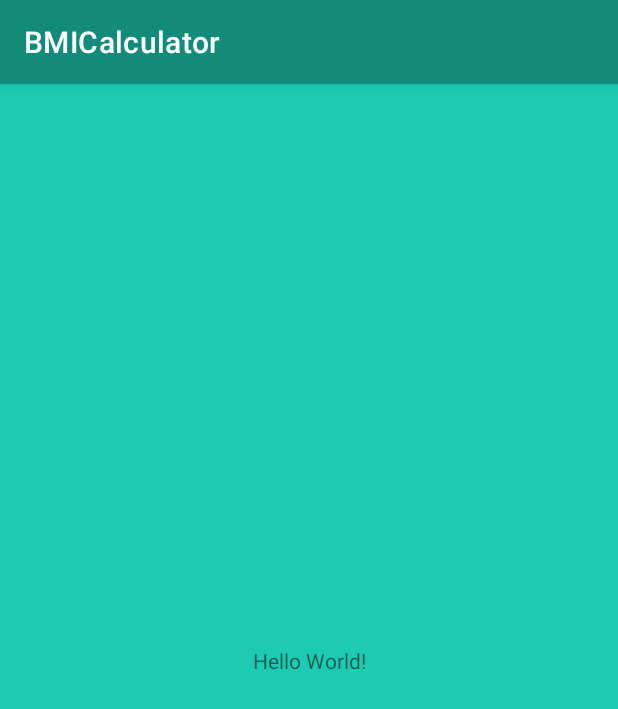
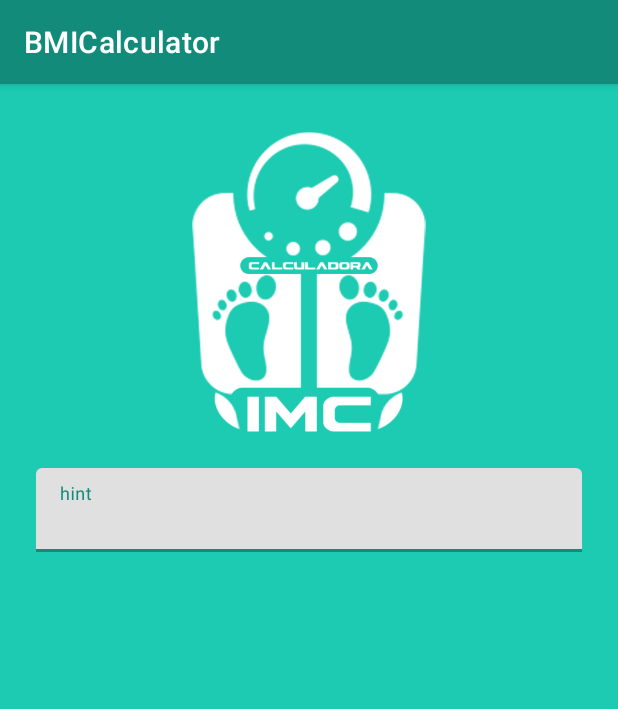
Before and after one commit to alxmart/BMICalculator, an Android app: the screen it shows after launch (MainActivity), on a phone screen of 412 x 824 dp. Shown: the top 709 px of the screen. Run offline under Robolectric (Android 15) with nearby library versions, the phone set to English and light mode, and no system bars.

Commit message:
Layout adjusts.

```diff
--- a/app/src/main/res/layout/activity_main.xml
+++ b/app/src/main/res/layout/activity_main.xml
@@ -1,19 +1,37 @@
 <?xml version="1.0" encoding="utf-8"?>
-<androidx.constraintlayout.widget.ConstraintLayout
-    xmlns:android="http://schemas.android.com/apk/res/android"
+<androidx.constraintlayout.widget.ConstraintLayout xmlns:android="http://schemas.android.com/apk/res/android"
     xmlns:app="http://schemas.android.com/apk/res-auto"
     xmlns:tools="http://schemas.android.com/tools"
     android:layout_width="match_parent"
     android:layout_height="match_parent"
     tools:context=".MainActivity">
 
-    <TextView
-        android:layout_width="wrap_content"
+    <ImageView
+        android:id="@+id/imageView"
+        android:layout_width="200dp"
+        android:layout_height="200dp"
+        android:layout_marginTop="32dp"
+        app:layout_constraintEnd_toEndOf="parent"
+        app:layout_constraintHorizontal_bias="0.5"
+        app:layout_constraintStart_toStartOf="parent"
+        app:layout_constraintTop_toTopOf="parent"
+        app:srcCompat="@drawable/logo" />
+
+    <com.google.android.material.textfield.TextInputLayout
+        android:layout_width="0dp"
         android:layout_height="wrap_content"
-        android:text="Hello World!"
-        app:layout_constraintBottom_toBottomOf="parent"
+        android:layout_marginStart="16dp"
+        android:layout_marginTop="16dp"
+        android:layout_marginEnd="16dp"
+        android:padding="8dp"
         app:layout_constraintEnd_toEndOf="parent"
+        app:layout_constraintHorizontal_bias="0.5"
         app:layout_constraintStart_toStartOf="parent"
-        app:layout_constraintTop_toTopOf="parent" />
+        app:layout_constraintTop_toBottomOf="@+id/imageView">
 
+        <com.google.android.material.textfield.TextInputEditText
+            android:layout_width="match_parent"
+            android:layout_height="wrap_content"
+            android:hint="hint" />
+    </com.google.android.material.textfield.TextInputLayout>
 </androidx.constraintlayout.widget.ConstraintLayout>
```
